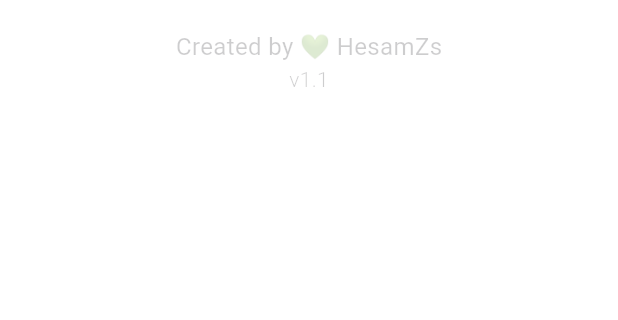
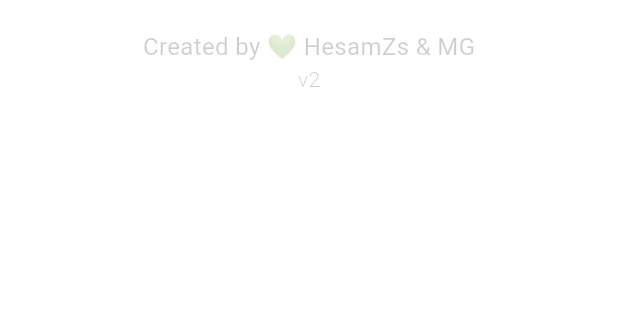
Before and after one commit to hesamzs/Foodio, a Flutter app: the first screen one second after launch, on a phone screen of 412 x 824 dp, the part 531-851 px from its top. Run offline on Flutter 3.47's test engine with Material 3 defaults, Android fonts, the phone set to English and light mode, and no system bars; our stand-ins replace shared_preferences, webview_flutter.

Commit message:
feat: update splash screen text and version
Updates the splash screen text to include MG and bumps the version to v2.

```diff
--- a/FlutterFiles/lib/splash_screen.dart
+++ b/FlutterFiles/lib/splash_screen.dart
@@ -69,11 +69,11 @@ class _SplashScreenWithAnimationState extends State<SplashScreenWithAnimation>
 
               // Text under the logo
               const Text(
-                "Created by 💚 HesamZs",
+                "Created by 💚 HesamZs & MG",
                 style: TextStyle(fontSize: 16, fontWeight: FontWeight.w400),
               ),
               const Text(
-                "v1.1",
+                "v2",
                 style: TextStyle(fontSize: 14, fontWeight: FontWeight.w300),
               ),
               const Expanded(
```
